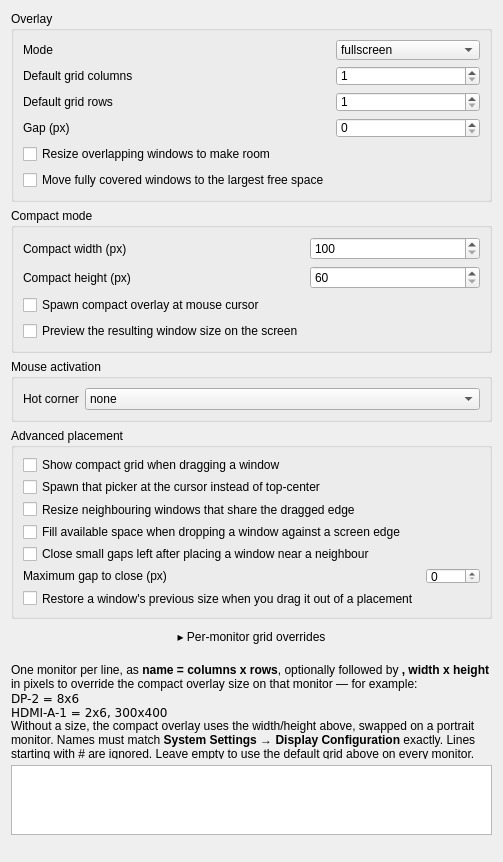
Ivan-Malinovski/vibetiles, file kwinscript/contents/ui/config.ui: the form before one commit.
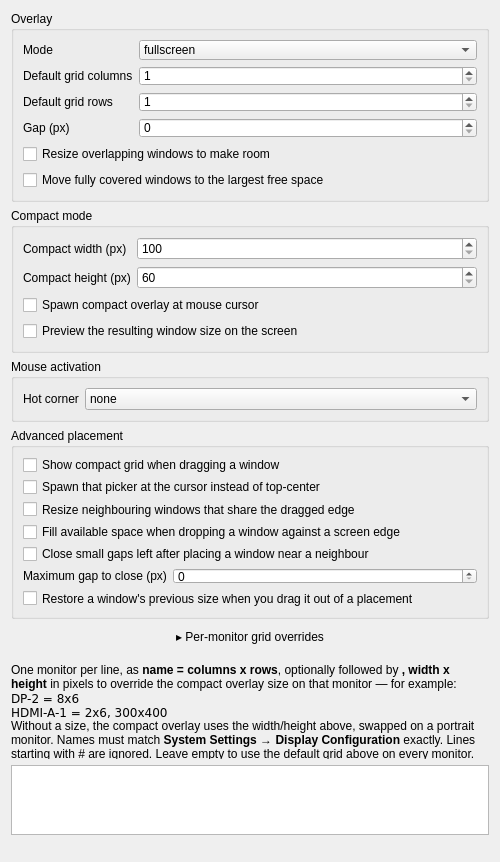
The form after the commit.

Commit message:
Span full-width checkboxes across both form columns
QFormLayout treats a lone column-0 item as that row's label, so every
full-width checkbox was widening the label column - which is what pushed
Mode / grid columns / grid rows / gap / compact width / compact height's
fields far to the right of their short labels. colspan=2 takes the
checkboxes out of the label column entirely.

Claude-Session: https://claude.ai/code/session_019zJFFwfx9TeQMZQE73EZwB

Diff of the .ui file:
```diff
--- a/kwinscript/contents/ui/config.ui
+++ b/kwinscript/contents/ui/config.ui
@@ -89,14 +89,14 @@
         </property>
        </widget>
       </item>
-      <item row="4" column="0">
+      <item row="4" column="0" colspan="2">
        <widget class="QCheckBox" name="kcfg_resizeOverlapping">
         <property name="text">
          <string>Resize overlapping windows to make room</string>
         </property>
        </widget>
       </item>
-      <item row="5" column="0">
+      <item row="5" column="0" colspan="2">
        <widget class="QCheckBox" name="kcfg_relocateCovered">
         <property name="text">
          <string>Move fully covered windows to the largest free space</string>
@@ -146,14 +146,14 @@
         </property>
        </widget>
       </item>
-      <item row="2" column="0">
+      <item row="2" column="0" colspan="2">
        <widget class="QCheckBox" name="kcfg_compactAtCursor">
         <property name="text">
          <string>Spawn compact overlay at mouse cursor</string>
         </property>
        </widget>
       </item>
-      <item row="3" column="0">
+      <item row="3" column="0" colspan="2">
        <widget class="QCheckBox" name="kcfg_ghostPreview">
         <property name="text">
          <string>Preview the resulting window size on the screen</string>
@@ -217,28 +217,28 @@
       <string>Advanced placement</string>
      </property>
      <layout class="QFormLayout" name="formLayout_advanced">
-      <item row="0" column="0">
+      <item row="0" column="0" colspan="2">
        <widget class="QCheckBox" name="kcfg_dragAutoTrigger">
         <property name="text">
          <string>Show compact grid when dragging a window</string>
         </property>
        </widget>
       </item>
-      <item row="1" column="0">
+      <item row="1" column="0" colspan="2">
        <widget class="QCheckBox" name="kcfg_autoAtCursor">
         <property name="text">
          <string>Spawn that picker at the cursor instead of top-center</string>
         </property>
        </widget>
       </item>
-      <item row="2" column="0">
+      <item row="2" column="0" colspan="2">
        <widget class="QCheckBox" name="kcfg_linkedResize">
         <property name="text">
          <string>Resize neighbouring windows that share the dragged edge</string>
         </property>
        </widget>
       </item>
-      <item row="3" column="0">
+      <item row="3" column="0" colspan="2">
        <widget class="QCheckBox" name="kcfg_autoExpandOnEdgeDrag">
         <property name="text">
          <string>Fill available space when dropping a window against a screen edge</string>
@@ -248,7 +248,7 @@
         </property>
        </widget>
       </item>
-      <item row="4" column="0">
+      <item row="4" column="0" colspan="2">
        <widget class="QCheckBox" name="kcfg_snapGaps">
         <property name="text">
          <string>Close small gaps left after placing a window near a neighbour</string>
@@ -275,7 +275,7 @@
         </property>
        </widget>
       </item>
-      <item row="6" column="0">
+      <item row="6" column="0" colspan="2">
        <widget class="QCheckBox" name="kcfg_restoreSizeOnDrag">
         <property name="text">
          <string>Restore a window's previous size when you drag it out of a placement</string>
```
